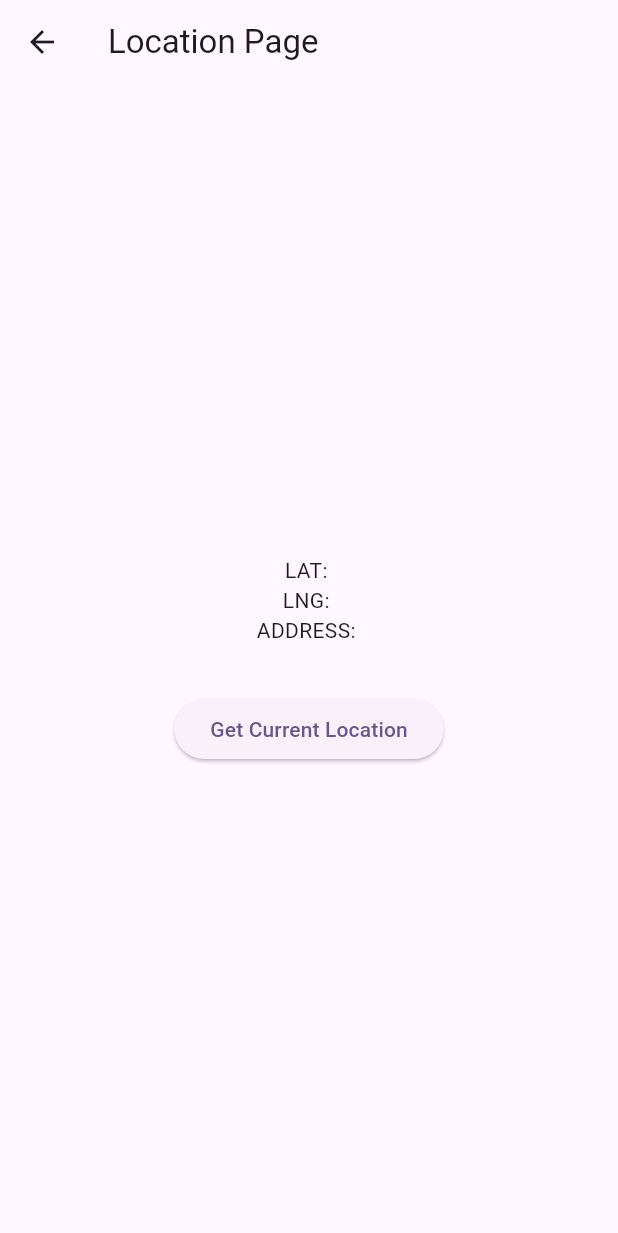
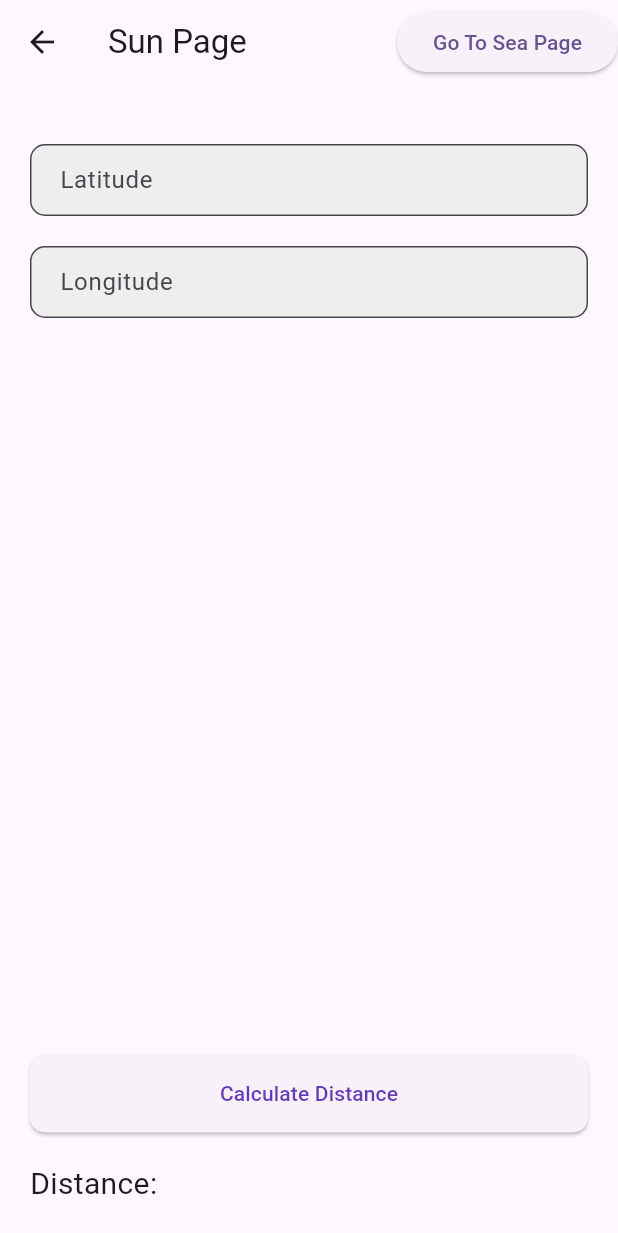
Before and after one commit to efecantepe/cs_458_hw3, a Flutter app: the screen it shows after launch, on a phone screen of 412 x 824 dp. Shown: the top 1233 px of the screen. Run offline on Flutter 3.47's test engine with Material 3 defaults, Android fonts, the phone set to English and light mode, and no system bars; our stand-ins replace geocoding, geolocator; missing offline and left inert: postgres.

Commit message:
Sea Page Finished no Ege Sea

```diff
--- a/lib/View/login.dart
+++ b/lib/View/login.dart
@@ -45,7 +45,7 @@ class Login extends StatelessWidget {
           User().phoneNumber = user['phone'];
 
           if(!context.mounted) return;
-          Navigator.pushNamed(context, "/seePage");
+          Navigator.pushNamed(context, "/seaPage");
         }
 
       }
--- a/lib/View/sea_page.dart
+++ b/lib/View/sea_page.dart
@@ -19,9 +19,7 @@ class SeaPage extends StatefulWidget{
 
 class _SeaPageState extends State<SeaPage> {
 
-  String? _currentAddress;
-  Position? _currentPosition;
-  String? _nearestSea;
+
 
    Future<bool> _handleLocationPermission() async {
 
@@ -98,18 +96,18 @@ double calculateDistance(lat1, lon1, lat2, lon2){
 
 Future<void> findNearestPoint() async {
 
+  await _getCurrentPosition();
+
   Map<String, dynamic> marmaraData = await readJsonObject("marmara");
   //Map<String, dynamic> medData = await readJsonObject("med");
   Map<String, dynamic> blackSeaData = await readJsonObject("blackSea");
   Map<String, dynamic> egeData = await readJsonObject("ege");
 
-  print("EGE ENTERED");
   List<double> ege = getNearByRegion(egeData);
   //List<double> med = getNearByRegion(marmaraData);
-  print("MARMARA ENTERED");
+
   List<double> marmara = getNearByRegion(marmaraData);
 
-  print("BLACKSEA");
   List<double> blackSea = getNearByRegion(blackSeaData);
 
   double nearLat = ege[0];
@@ -142,26 +140,21 @@ Future<void> findNearestPoint() async {
     seaName = "Black sea";
   }
 
-  print(seaName);
+  setState(() {
+    _nearestSea = seaName;
+    _nearestSeaKm = nearDistance;
+  });
 
   // 41.283059, 31.004389
 
-  try{
-      List<Placemark> placemarks = await placemarkFromCoordinates(41.283059, 31.004389);
-
-      debugPrint(placemarks[0].toString());
-
-  }catch(e){
-    debugPrint(e.toString());
-  }
 
 }
 
 List<double> getNearByRegion(Map<String, dynamic> region) {
 
   // Ordu 40.730032, 37.546185
-  double lat = 40.730032;
-  double lng = 37.546185;
+  double lat = _currentPosition!.latitude;
+  double lng = _currentPosition!.longitude;
 
   // Karaman
   // double lat = 36.792676;
@@ -216,15 +209,34 @@ List<double> getNearByRegion(Map<String, dynamic> region) {
 }
 
 
+  Position? _currentPosition;
+  String? _nearestSea;
+  double? _nearestSeaKm;
+
 
   @override
   Widget build(BuildContext context){
 
-    findNearestPoint();
 
 
      return Scaffold(
-       appBar: AppBar(title: const Text("Location Page")),
+       appBar: AppBar(
+        title: const Text("Near Sea Page"),
+        actions: <Widget>[
+
+          ElevatedButton(
+            onPressed: () => {
+              Navigator.pushNamed(context, "/sunPage")
+
+            },
+            child: Text("Go To Sun Page")
+          )
+
+        ],
+
+
+      ),
+
        body: SafeArea(
          child: Center(
            child: Column(
@@ -232,11 +244,12 @@ List<double> getNearByRegion(Map<String, dynamic> region) {
             children: [
               Text('LAT: ${_currentPosition?.latitude ?? ""}'),
               Text('LNG: ${_currentPosition?.longitude ?? ""}'),
-              Text('ADDRESS: ${_currentAddress ?? ""}'),
+              Text('Nearest Sea: ${_nearestSea ?? ""}'),
+              Text('Distance in Kilometers: ${_nearestSeaKm ?? ""}'),
               const SizedBox(height: 32),
               ElevatedButton(
-                onPressed: _getCurrentPosition,
-                child: const Text("Get Current Location"),
+                onPressed: findNearestPoint,
+                child: const Text("Get Nearest Sea"),
               )
             ],
           ),
--- /dev/null
+++ b/lib/View/sun_page.dart
@@ -0,0 +1,87 @@
+import 'package:flutter/material.dart';
+
+class SunPage extends StatefulWidget {
+  @override
+  _SunPageState createState() => _SunPageState();
+}
+
+class _SunPageState extends State<SunPage> {
+  TextEditingController latitudeController = TextEditingController();
+  TextEditingController longitudeController = TextEditingController();
+  TextEditingController distanceController = TextEditingController();
+
+  @override
+  Widget build(BuildContext context) {
+    return Scaffold(
+      appBar: AppBar(
+        title: Text('Sun Page'),
+         actions: <Widget>[
+
+          ElevatedButton(
+            onPressed: () => {
+              Navigator.pushNamed(context, "/seaPage")
+
+            },
+            child: Text("Go To Sea Page")
+          )
+
+        ],
+      ),
+      body: Padding(
+        padding: const EdgeInsets.all(20.0),
+        child: Column(
+          crossAxisAlignment: CrossAxisAlignment.stretch,
+          children: <Widget>[
+            SizedBox(height: 20),
+            TextField(
+              controller: latitudeController,
+              keyboardType: TextInputType.number,
+              decoration: InputDecoration(
+                labelText: 'Latitude',
+                border: OutlineInputBorder(
+                  borderRadius: BorderRadius.circular(10.0),
+                ),
+                filled: true,
+                fillColor: Colors.grey[200],
+                contentPadding: EdgeInsets.symmetric(horizontal: 16, vertical: 12),
+              ),
+            ),
+            SizedBox(height: 20),
+            TextField(
+              controller: longitudeController,
+              keyboardType: TextInputType.number,
+              decoration: InputDecoration(
+                labelText: 'Longitude',
+                border: OutlineInputBorder(
+                  borderRadius: BorderRadius.circular(10.0),
+                ),
+                filled: true,
+                fillColor: Colors.grey[200],
+                contentPadding: EdgeInsets.symmetric(horizontal: 16, vertical: 12),
+              ),
+            ),
+            Spacer(),
+            ElevatedButton(
+              onPressed: () {
+                // Add your calculation logic here
+              },
+              child: Text('Calculate Distance'),
+              style: ElevatedButton.styleFrom(
+                foregroundColor: Colors.deepPurple,
+                padding: EdgeInsets.symmetric(vertical: 16),
+                shape: RoundedRectangleBorder(
+                  borderRadius: BorderRadius.circular(10),
+                ),
+              ),
+            ),
+            SizedBox(height: 20),
+            Text(
+              'Distance: ${distanceController.text}',
+              style: TextStyle(fontSize: 20),
+            ),
+          ],
+        ),
+      ),
+    );
+  }
+}
--- a/lib/main.dart
+++ b/lib/main.dart
@@ -1,5 +1,6 @@
 import 'package:cs_458_project3/View/login.dart';
 import 'package:cs_458_project3/View/sea_page.dart';
+import 'package:cs_458_project3/View/sun_page.dart';
 import 'package:flutter/material.dart';
 
 void main() {
@@ -18,11 +19,12 @@ class MyApp extends StatelessWidget {
         useMaterial3: true,
       ),
 
-      initialRoute: '/seePage',
+      initialRoute: '/sunPage',
 
       routes: {
         '/' :(context) => Login(),
-        '/seePage': (context) => SeaPage()
+        '/seaPage': (context) => SeaPage(),
+        '/sunPage': (context) => SunPage()
       },
 
     );
```
